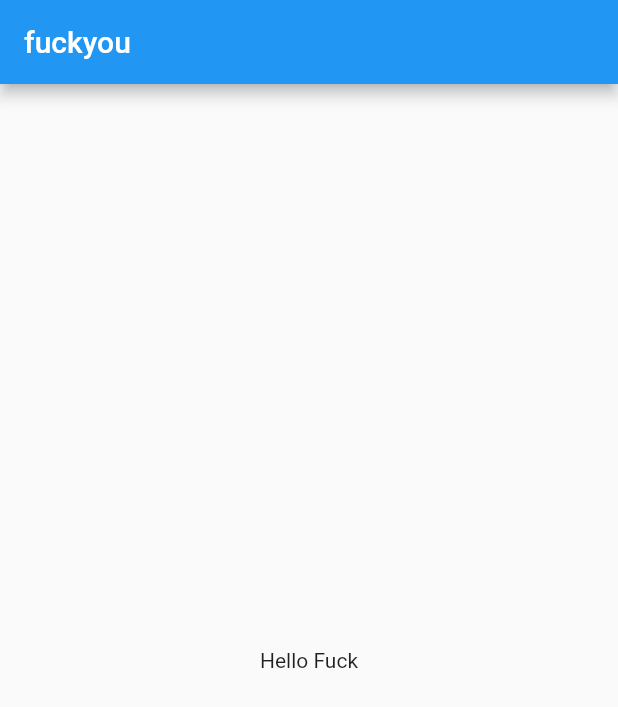
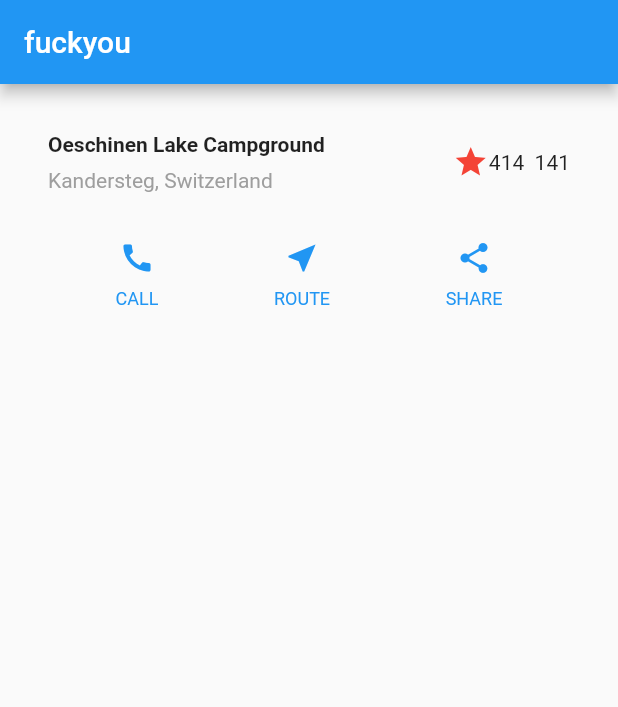
Before and after one commit to vaca22/ui_flutter1, a Flutter app: the screen it shows after launch, on a phone screen of 412 x 824 dp. Shown: the top 707 px of the screen. Run offline on Flutter 3.47's test engine with Material 2 defaults, Android fonts, the phone set to English and light mode, and no system bars.

```diff
--- a/lib/main.dart
+++ b/lib/main.dart
@@ -8,16 +8,86 @@ class MyApp extends StatelessWidget {
   const MyApp({Key? key}) : super(key: key);
   @override
   Widget build(BuildContext context) {
+    Color color = Theme.of(context).primaryColor;
+    Widget buttonSection = Row(
+      mainAxisAlignment: MainAxisAlignment.spaceEvenly,
+      children: [
+        _buildButtonColumn(color, Icons.call, 'CALL'),
+        _buildButtonColumn(color, Icons.near_me, 'ROUTE'),
+        _buildButtonColumn(color, Icons.share, 'SHARE'),
+      ],
+    );
+
+    Widget titleSection = Container(
+      padding: const EdgeInsets.all(32),
+      child: Row(
+        children: [
+          Expanded(
+            /*1*/
+            child: Column(
+              crossAxisAlignment: CrossAxisAlignment.start,
+              children: [
+                /*2*/
+                Container(
+                  padding: const EdgeInsets.only(bottom: 8),
+                  child: const Text(
+                    'Oeschinen Lake Campground',
+                    style: TextStyle(
+                      fontWeight: FontWeight.bold,
+                    ),
+                  ),
+                ),
+                Text(
+                  'Kandersteg, Switzerland',
+                  style: TextStyle(
+                    color: Colors.grey[500],
+                  ),
+                ),
+              ],
+            ),
+          ),
+          /*3*/
+          Icon(
+            Icons.star,
+            color: Colors.red[500],
+          ),
+          const Text('41'),
+          const Text('4  1'),
+          const Text('41'),
+        ],
+      ),
+    );
+
     return MaterialApp(
       title: 'fuckyou',
       home: Scaffold(
-        appBar: AppBar(
-          title: const Text('fuckyou'),
+          appBar: AppBar(
+            title: const Text('fuckyou'),
+          ),
+          body: Column(
+            children: [titleSection, buttonSection],
+          )),
+    );
+  }
+
+  Column _buildButtonColumn(Color color, IconData icon, String label) {
+    return Column(
+      mainAxisSize: MainAxisSize.min,
+      mainAxisAlignment: MainAxisAlignment.center,
+      children: [
+        Icon(icon, color: color),
+        Container(
+          margin: const EdgeInsets.only(top: 8),
+          child: Text(
+            label,
+            style: TextStyle(
+              fontSize: 12,
+              fontWeight: FontWeight.w400,
+              color: color,
+            ),
+          ),
         ),
-        body: const Center(
-          child: Text('Hello Fuck'),
-        ),
-      ),
+      ],
     );
   }
 }
```
